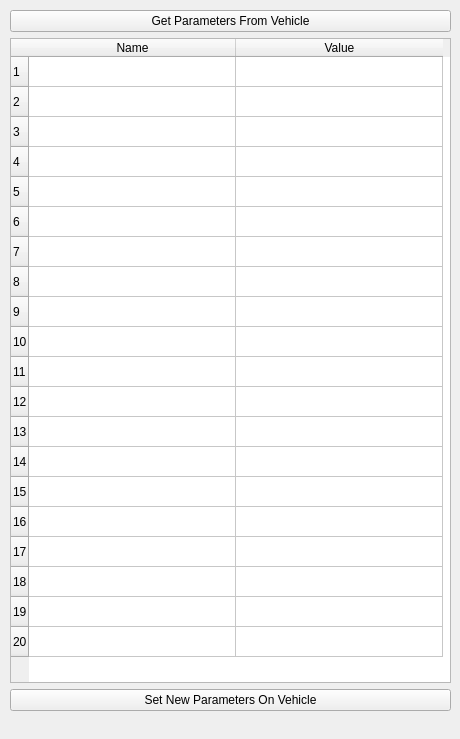
This is userinterface/vehicleparameterui.ui in RISE-Dependable-Transport-Systems/WayWise as Qt 5 draws it before an edit. The edited form follows.
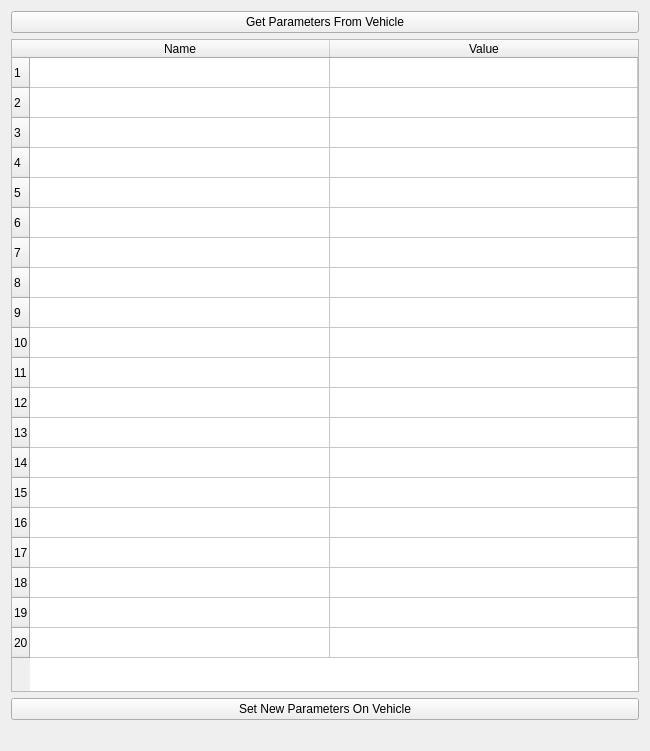
This is the edited form.

Commit message: VehicleParamterUI, DriveUI: minor stability, ui fixes

```diff
--- a/userinterface/vehicleparameterui.ui
+++ b/userinterface/vehicleparameterui.ui
@@ -6,23 +6,14 @@
    <rect>
     <x>0</x>
     <y>0</y>
-    <width>460</width>
-    <height>739</height>
+    <width>650</width>
+    <height>751</height>
    </rect>
   </property>
   <property name="windowTitle">
    <string>Parameter List</string>
   </property>
-  <widget class="QWidget" name="verticalLayoutWidget">
-   <property name="geometry">
-    <rect>
-     <x>10</x>
-     <y>10</y>
-     <width>441</width>
-     <height>721</height>
-    </rect>
-   </property>
-   <layout class="QVBoxLayout" name="verticalLayout">
+  <layout class="QVBoxLayout" name="verticalLayout_2">
     <item>
      <widget class="QPushButton" name="getAllParametersFromVehicleButton">
       <property name="text">
@@ -69,7 +60,10 @@
        <bool>false</bool>
       </attribute>
       <attribute name="horizontalHeaderDefaultSectionSize">
-       <number>207</number>
+      <number>300</number>
+     </attribute>
+     <attribute name="horizontalHeaderStretchLastSection">
+      <bool>true</bool>
       </attribute>
       <attribute name="verticalHeaderMinimumSectionSize">
        <number>20</number>
@@ -217,7 +211,6 @@
      </widget>
     </item>
    </layout>
-  </widget>
  </widget>
  <resources/>
  <connections/>
```
Lines whose indentation alone changed are shown as unchanged. The commit also changes 2 other files.
